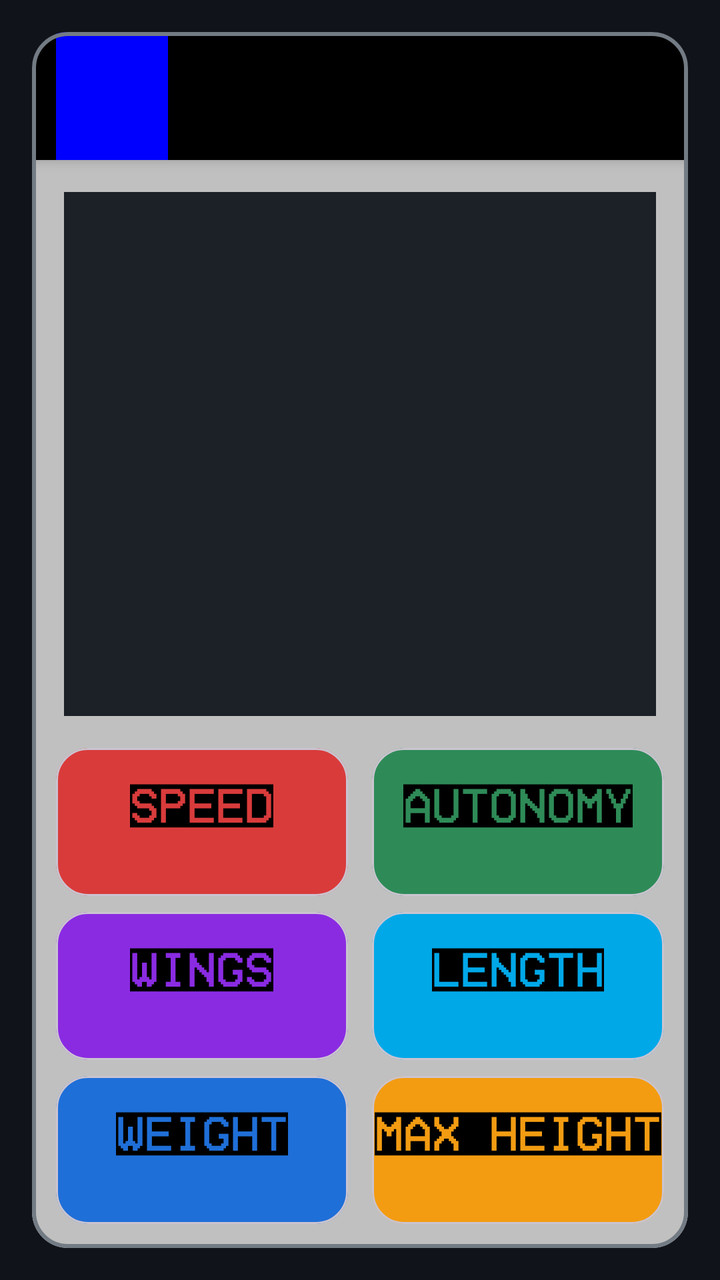
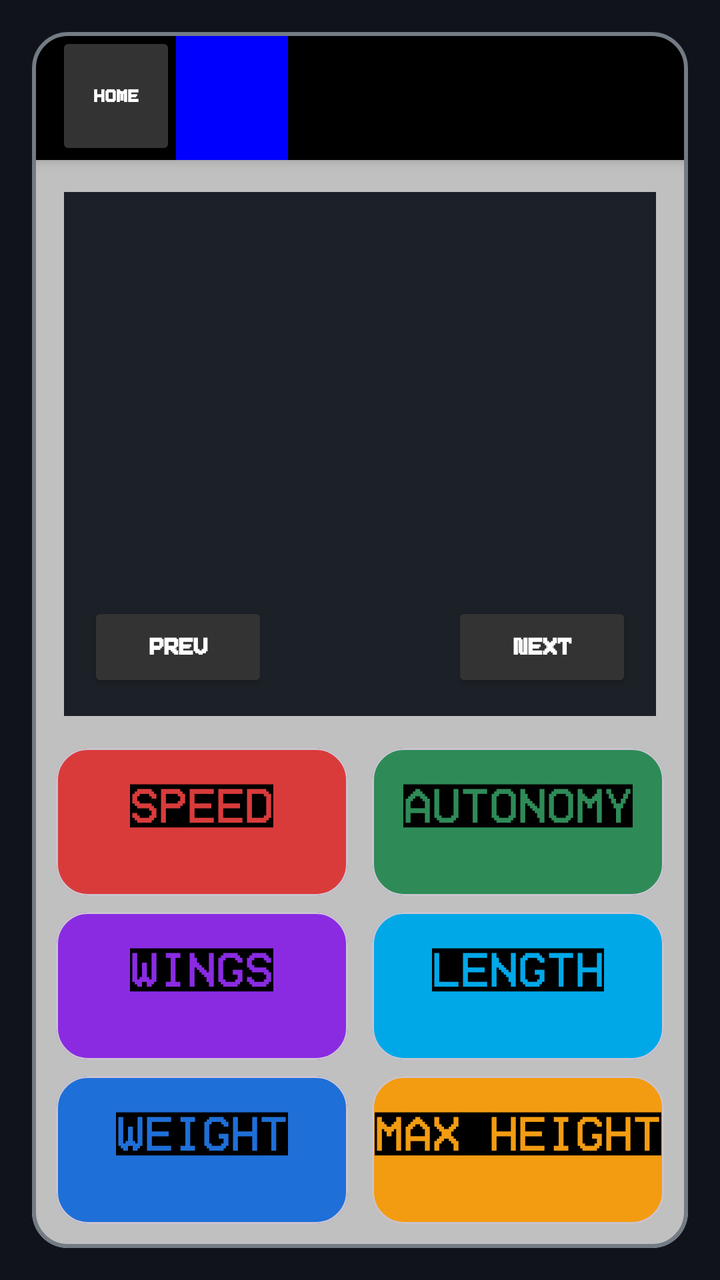

An Android layout rendered at two revisions. The XML below is the earlier revision; the diff shows what the commit changed to produce the second picture.
<!-- AndroidManifest.xml: application theme Theme.SuperUltima -->
<!-- res/layout/activity_airplanes1.xml -->
<?xml version="1.0" encoding="utf-8"?>
<androidx.constraintlayout.widget.ConstraintLayout
    xmlns:android="http://schemas.android.com/apk/res/android"
    xmlns:app="http://schemas.android.com/apk/res-auto"
    xmlns:tools="http://schemas.android.com/tools"
    android:id="@+id/main"
    android:layout_width="match_parent"
    android:layout_height="match_parent"
    android:background="#10131A"
    tools:context=".AirplaneCardActivity">

    <com.google.android.material.card.MaterialCardView
        android:id="@+id/cardTemplate"
        android:layout_width="0dp"
        android:layout_height="0dp"
        android:layout_margin="16dp"
        app:cardCornerRadius="18dp"
        app:cardBackgroundColor="#252A31"
        app:strokeColor="#737B84"
        app:strokeWidth="2dp"
        app:layout_constraintTop_toTopOf="parent"
        app:layout_constraintBottom_toBottomOf="parent"
        app:layout_constraintStart_toStartOf="parent"
        app:layout_constraintEnd_toEndOf="parent">

        <androidx.constraintlayout.widget.ConstraintLayout
            android:layout_width="match_parent"
            android:layout_height="match_parent"
            android:background="#C0C0C0">

            
            
            

            <LinearLayout
                android:id="@+id/headerBar"
                android:layout_width="0dp"
                android:layout_height="64dp"
                android:orientation="horizontal"
                android:background="#000000"
                android:elevation="4dp"
                android:paddingStart="12dp"
                android:paddingEnd="12dp"
                app:layout_constraintTop_toTopOf="parent"
                app:layout_constraintStart_toStartOf="parent"
                app:layout_constraintEnd_toEndOf="parent">

                

                <FrameLayout
                    android:id="@+id/codeBadge"
                    android:layout_width="56dp"
                    android:layout_height="match_parent"
                    android:background="#0000FF">

                    <TextView
                        android:id="@+id/cardCode"
                        android:layout_width="wrap_content"
                        android:layout_height="wrap_content"
                        android:layout_gravity="center"
                        android:text=""
                        android:textColor="#FFFFFF"
                        android:textSize="40sp"
                        android:textStyle="bold"
                        android:fontFamily="@font/pixeboy"/>

                </FrameLayout>

                

                <LinearLayout
                    android:layout_width="0dp"
                    android:layout_height="match_parent"
                    android:layout_weight="1"
                    android:orientation="vertical"
                    android:gravity="center_vertical"
                    android:paddingStart="12dp">

                    <TextView
                        android:id="@+id/airplaneName"
                        android:layout_width="match_parent"
                        android:layout_height="wrap_content"
                        android:text=""
                        android:textColor="#FFD700"
                        android:textSize="30sp"
                        android:textStyle="bold"
                        android:fontFamily="@font/pixeboy"/>

                    <TextView
                        android:id="@+id/airplaneType"
                        android:layout_width="match_parent"
                        android:layout_height="wrap_content"
                        android:text=""
                        android:textColor="#FFFFFF"
                        android:textSize="16sp"
                        android:textStyle="bold"
                        android:fontFamily="@font/pixeboy"/>

                </LinearLayout>

            </LinearLayout>


            
            
            

            <FrameLayout
                android:id="@+id/imageFrame"
                android:layout_width="0dp"
                android:layout_height="0dp"
                android:layout_margin="16dp"
                android:background="#1C2127"
                app:layout_constraintTop_toBottomOf="@id/headerBar"
                app:layout_constraintBottom_toTopOf="@id/statsContainer"
                app:layout_constraintStart_toStartOf="parent"
                app:layout_constraintEnd_toEndOf="parent">

                <ImageView
                    android:id="@+id/airplaneImage"
                    android:layout_width="match_parent"
                    android:layout_height="match_parent"
                    android:scaleType="centerCrop"
                    android:src="@android:color/transparent"/>

            </FrameLayout>


            
            
            

            <LinearLayout
                android:id="@+id/statsContainer"
                android:layout_width="0dp"
                android:layout_height="wrap_content"
                android:layout_margin="12dp"
                android:orientation="vertical"
                app:layout_constraintBottom_toBottomOf="parent"
                app:layout_constraintStart_toStartOf="parent"
                app:layout_constraintEnd_toEndOf="parent">


                
                
                

                <LinearLayout
                    android:layout_width="match_parent"
                    android:layout_height="wrap_content"
                    android:orientation="horizontal"
                    android:layout_marginBottom="8dp">


                    

                    <com.google.android.material.card.MaterialCardView
                        android:layout_width="0dp"
                        android:layout_height="74dp"
                        android:layout_weight="1"
                        android:layout_marginEnd="6dp"
                        app:cardCornerRadius="16dp"
                        app:cardBackgroundColor="#D93B3B">

                        <LinearLayout
                            android:layout_width="match_parent"
                            android:layout_height="match_parent"
                            android:orientation="vertical"
                            android:gravity="center">

                            <TextView
                                android:id="@+id/speedLabel"
                                android:layout_width="wrap_content"
                                android:layout_height="wrap_content"
                                android:text="SPEED"
                                android:textColor="#000000"
                                android:textSize="24sp"
                                android:textStyle="bold"
                                android:fontFamily="@font/homevideoboldr90dv"/>

                            <TextView
                                android:id="@+id/speedValue"
                                android:layout_width="wrap_content"
                                android:layout_height="wrap_content"
                                android:text=""
                                android:textColor="#000000"
                                android:textSize="20sp"
                                android:fontFamily="@font/pixeboy"/>

                        </LinearLayout>

                    </com.google.android.material.card.MaterialCardView>


                    

                    <com.google.android.material.card.MaterialCardView
                        android:layout_width="0dp"
                        android:layout_height="74dp"
                        android:layout_weight="1"
                        android:layout_marginStart="6dp"
                        app:cardCornerRadius="16dp"
                        app:cardBackgroundColor="#2E8B57">

                        <LinearLayout
                            android:layout_width="match_parent"
                            android:layout_height="match_parent"
                            android:orientation="vertical"
                            android:gravity="center">

                            <TextView
                                android:id="@+id/autonomyLabel"
                                android:layout_width="wrap_content"
                                android:layout_height="wrap_content"
                                android:text="AUTONOMY"
                                android:textColor="#000000"
                                android:textSize="24sp"
                                android:textStyle="bold"
                                android:fontFamily="@font/homevideoboldr90dv"/>

                            <TextView
                                android:id="@+id/autonomyValue"
                                android:layout_width="wrap_content"
                                android:layout_height="wrap_content"
                                android:text=""
                                android:textColor="#000000"
                                android:textSize="20sp"
                                android:fontFamily="@font/pixeboy"/>

                        </LinearLayout>

                    </com.google.android.material.card.MaterialCardView>

                </LinearLayout>


                
                
                

                <LinearLayout
                    android:layout_width="match_parent"
                    android:layout_height="wrap_content"
                    android:orientation="horizontal"
                    android:layout_marginBottom="8dp">


                    

                    <com.google.android.material.card.MaterialCardView
                        android:layout_width="0dp"
                        android:layout_height="74dp"
                        android:layout_weight="1"
                        android:layout_marginEnd="6dp"
                        app:cardCornerRadius="16dp"
                        app:cardBackgroundColor="#8A2BE2">

                        <LinearLayout
                            android:layout_width="match_parent"
                            android:layout_height="match_parent"
                            android:orientation="vertical"
                            android:gravity="center">

                            <TextView
                                android:id="@+id/wingsLabel"
                                android:layout_width="wrap_content"
                                android:layout_height="wrap_content"
                                android:text="WINGS"
                                android:textColor="#000000"
                                android:textSize="24sp"
                                android:textStyle="bold"
                                android:fontFamily="@font/homevideoboldr90dv"/>

                            <TextView
                                android:id="@+id/wingsValue"
                                android:layout_width="wrap_content"
                                android:layout_height="wrap_content"
                                android:text=""
                                android:textColor="#000000"
                                android:textSize="20sp"
                                android:fontFamily="@font/pixeboy"/>

                        </LinearLayout>

                    </com.google.android.material.card.MaterialCardView>


                    

                    <com.google.android.material.card.MaterialCardView
                        android:layout_width="0dp"
                        android:layout_height="74dp"
                        android:layout_weight="1"
                        android:layout_marginStart="6dp"
                        app:cardCornerRadius="16dp"
                        app:cardBackgroundColor="#00A8E8">

                        <LinearLayout
                            android:layout_width="match_parent"
                            android:layout_height="match_parent"
                            android:orientation="vertical"
                            android:gravity="center">

                            <TextView
                                android:id="@+id/lengthLabel"
                                android:layout_width="wrap_content"
                                android:layout_height="wrap_content"
                                android:text="LENGTH"
                                android:textColor="#000000"
                                android:textSize="24sp"
                                android:textStyle="bold"
                                android:fontFamily="@font/homevideoboldr90dv"/>

                            <TextView
                                android:id="@+id/lengthValue"
                                android:layout_width="wrap_content"
                                android:layout_height="wrap_content"
                                android:text=""
                                android:textColor="#000000"
                                android:textSize="20sp"
                                android:fontFamily="@font/pixeboy"/>

                        </LinearLayout>

                    </com.google.android.material.card.MaterialCardView>

                </LinearLayout>


                
                
                

                <LinearLayout
                    android:layout_width="match_parent"
                    android:layout_height="wrap_content"
                    android:orientation="horizontal">


                    

                    <com.google.android.material.card.MaterialCardView
                        android:layout_width="0dp"
                        android:layout_height="74dp"
                        android:layout_weight="1"
                        android:layout_marginEnd="6dp"
                        app:cardCornerRadius="16dp"
                        app:cardBackgroundColor="#1F6FD8">

                        <LinearLayout
                            android:layout_width="match_parent"
                            android:layout_height="match_parent"
                            android:orientation="vertical"
                            android:gravity="center">

                            <TextView
                                android:id="@+id/weightLabel"
                                android:layout_width="wrap_content"
                                android:layout_height="wrap_content"
                                android:text="WEIGHT"
                                android:textColor="#000000"
                                android:textSize="24sp"
                                android:textStyle="bold"
                                android:fontFamily="@font/homevideoboldr90dv"/>

                            <TextView
                                android:id="@+id/weightValue"
                                android:layout_width="wrap_content"
                                android:layout_height="wrap_content"
                                android:text=""
                                android:textColor="#000000"
                                android:textSize="20sp"
                                android:fontFamily="@font/pixeboy"/>

                        </LinearLayout>

                    </com.google.android.material.card.MaterialCardView>


                    

                    <com.google.android.material.card.MaterialCardView
                        android:layout_width="0dp"
                        android:layout_height="74dp"
                        android:layout_weight="1"
                        android:layout_marginStart="6dp"
                        app:cardCornerRadius="16dp"
                        app:cardBackgroundColor="#F39C12">

                        <LinearLayout
                            android:layout_width="match_parent"
                            android:layout_height="match_parent"
                            android:orientation="vertical"
                            android:gravity="center">

                            <TextView
                                android:id="@+id/maxHeightLabel"
                                android:layout_width="wrap_content"
                                android:layout_height="wrap_content"
                                android:text="MAX HEIGHT"
                                android:textColor="#000000"
                                android:textSize="24sp"
                                android:textStyle="bold"
                                android:fontFamily="@font/homevideoboldr90dv"/>

                            <TextView
                                android:id="@+id/maxHeightValue"
                                android:layout_width="wrap_content"
                                android:layout_height="wrap_content"
                                android:text=""
                                android:textColor="#000000"
                                android:textSize="20sp"
                                android:fontFamily="@font/pixeboy"/>

                        </LinearLayout>

                    </com.google.android.material.card.MaterialCardView>

                </LinearLayout>

            </LinearLayout>

        </androidx.constraintlayout.widget.ConstraintLayout>

    </com.google.android.material.card.MaterialCardView>

</androidx.constraintlayout.widget.ConstraintLayout>
<!-- resources referenced by this layout -->
<resources>
  <style name="Theme.SuperUltima" parent="Base.Theme.SuperUltima" />
  <style name="Base.Theme.SuperUltima" parent="Theme.Material3.DayNight.NoActionBar">
          
          
      </style>
</resources>

<!-- the commit's change to res/layout/activity_airplanes1.xml (unified diff, before → after) -->
@@ -7,7 +7,8 @@
     android:layout_width="match_parent"
     android:layout_height="match_parent"
     android:background="#10131A"
-    tools:context=".AirplaneCardActivity">
+    tools:context=".AirplanesCardActivity">
+
 
     <com.google.android.material.card.MaterialCardView
         android:id="@+id/cardTemplate"
@@ -23,10 +24,12 @@
         app:layout_constraintStart_toStartOf="parent"
         app:layout_constraintEnd_toEndOf="parent">
 
+
         <androidx.constraintlayout.widget.ConstraintLayout
             android:layout_width="match_parent"
             android:layout_height="match_parent"
             android:background="#C0C0C0">
+
 
             
             
@@ -45,6 +48,21 @@
                 app:layout_constraintStart_toStartOf="parent"
                 app:layout_constraintEnd_toEndOf="parent">
 
+
+                
+
+                <Button
+                    android:id="@+id/homeButton"
+                    android:layout_width="60dp"
+                    android:layout_height="match_parent"
+                    android:text="HOME"
+                    android:textColor="#FFFFFF"
+                    android:textSize="12sp"
+                    android:textStyle="bold"
+                    android:backgroundTint="#333333"
+                    android:fontFamily="@font/pixeboy"/>
+
+
                 
 
                 <FrameLayout
@@ -66,6 +84,7 @@
 
                 </FrameLayout>
 
+
                 
 
                 <LinearLayout
@@ -116,12 +135,53 @@
                 app:layout_constraintStart_toStartOf="parent"
                 app:layout_constraintEnd_toEndOf="parent">
 
+
+                
+
                 <ImageView
                     android:id="@+id/airplaneImage"
                     android:layout_width="match_parent"
                     android:layout_height="match_parent"
-                    android:scaleType="centerCrop"
+                    android:scaleType="fitXY"
                     android:src="@android:color/transparent"/>
+
+
+                
+                
+                
+
+                <Button
+                    android:id="@+id/prevButton"
+                    android:layout_width="90dp"
+                    android:layout_height="45dp"
+                    android:layout_gravity="bottom|start"
+                    android:layout_marginStart="12dp"
+                    android:layout_marginBottom="12dp"
+                    android:text="PREV"
+                    android:textColor="#FFFFFF"
+                    android:textSize="16sp"
+                    android:textStyle="bold"
+                    android:backgroundTint="#333333"
+                    android:fontFamily="@font/pixeboy"/>
+
+
+                
+                
+                
+
+                <Button
+                    android:id="@+id/nextButton"
+                    android:layout_width="90dp"
+                    android:layout_height="45dp"
+                    android:layout_gravity="bottom|end"
+                    android:layout_marginEnd="12dp"
+                    android:layout_marginBottom="12dp"
+                    android:text="NEXT"
+                    android:textColor="#FFFFFF"
+                    android:textSize="16sp"
+                    android:textStyle="bold"
+                    android:backgroundTint="#333333"
+                    android:fontFamily="@font/pixeboy"/>
 
             </FrameLayout>
 
